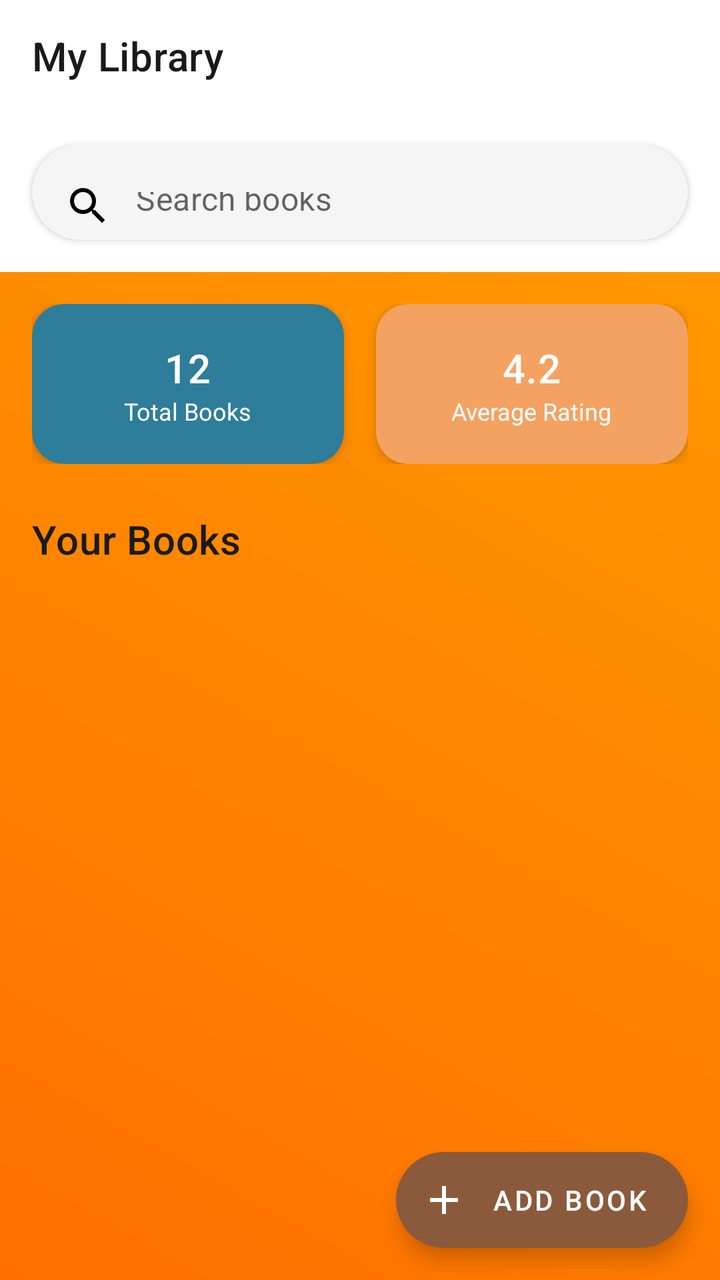
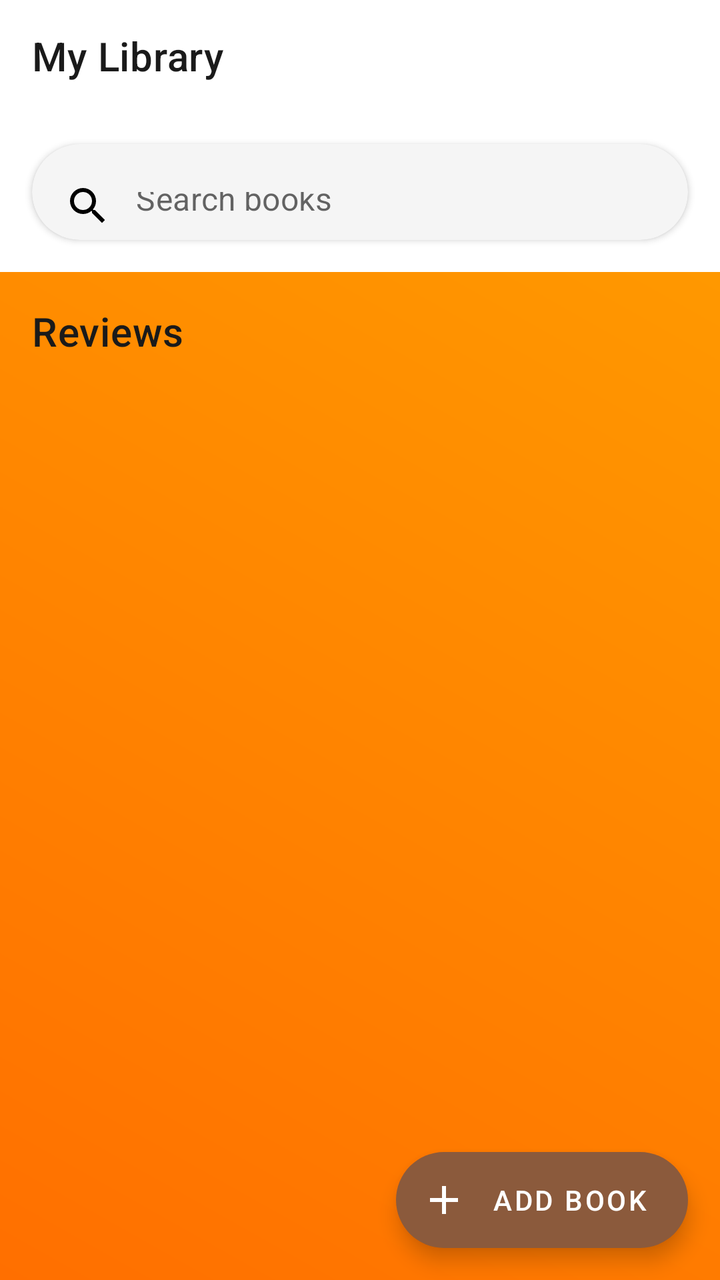

An Android layout rendered at two revisions. The XML below is the earlier revision; the diff shows what the commit changed to produce the second picture.
<!-- AndroidManifest.xml: application theme Theme.BookClub -->
<!-- res/layout/fragment_book_list.xml -->
<?xml version="1.0" encoding="utf-8"?>
<androidx.coordinatorlayout.widget.CoordinatorLayout
    xmlns:android="http://schemas.android.com/apk/res/android"
    xmlns:app="http://schemas.android.com/apk/res-auto"
    android:layout_width="match_parent"
    android:layout_height="match_parent"
    android:background="@drawable/gradient_background">

    
    <com.google.android.material.appbar.AppBarLayout
        android:id="@+id/appBarLayout"
        android:layout_width="match_parent"
        android:layout_height="wrap_content"
        android:background="@color/card_background"
        app:elevation="0dp">

        <com.google.android.material.appbar.MaterialToolbar
            android:id="@+id/toolbar"
            android:layout_width="match_parent"
            android:layout_height="?attr/actionBarSize"
            android:background="@color/card_background"
            app:title="@string/title_my_library"
            app:titleTextColor="@color/text_primary"
            app:titleTextAppearance="@style/TextAppearance.MaterialComponents.Headline6" />

        
        <com.google.android.material.card.MaterialCardView
            android:layout_width="match_parent"
            android:layout_height="wrap_content"
            android:layout_margin="16dp"
            app:cardCornerRadius="24dp"
            app:cardElevation="2dp"
            app:cardBackgroundColor="@color/background_secondary">

            <com.google.android.material.textfield.TextInputLayout
                android:layout_width="match_parent"
                android:layout_height="wrap_content"
                style="@style/Widget.MaterialComponents.TextInputLayout.FilledBox"
                app:boxBackgroundMode="none"
                app:hintEnabled="false">

                <com.google.android.material.textfield.TextInputEditText
                    android:id="@+id/searchEditText"
                    android:layout_width="match_parent"
                    android:layout_height="48dp"
                    android:hint="@string/hint_search_books"
                    android:drawableStart="@drawable/ic_search"
                    android:drawablePadding="12dp"
                    android:background="@android:color/transparent"
                    android:paddingStart="16dp"
                    android:paddingEnd="16dp"
                    android:inputType="text" />
            </com.google.android.material.textfield.TextInputLayout>
        </com.google.android.material.card.MaterialCardView>
    </com.google.android.material.appbar.AppBarLayout>

    
    <androidx.core.widget.NestedScrollView
        android:layout_width="match_parent"
        android:layout_height="match_parent"
        app:layout_behavior="@string/appbar_scrolling_view_behavior">

        <LinearLayout
            android:layout_width="match_parent"
            android:layout_height="wrap_content"
            android:orientation="vertical"
            android:padding="16dp">

            
            <LinearLayout
                android:layout_width="match_parent"
                android:layout_height="wrap_content"
                android:orientation="horizontal"
                android:layout_marginBottom="24dp">

                
                <com.google.android.material.card.MaterialCardView
                    android:layout_width="0dp"
                    android:layout_height="80dp"
                    android:layout_weight="1"
                    android:layout_marginEnd="8dp"
                    app:cardCornerRadius="16dp"
                    app:cardElevation="4dp"
                    app:cardBackgroundColor="@color/primary_color">

                    <LinearLayout
                        android:layout_width="match_parent"
                        android:layout_height="match_parent"
                        android:orientation="vertical"
                        android:gravity="center"
                        android:padding="12dp">

                        <TextView
                            android:id="@+id/totalBooksCount"
                            android:layout_width="wrap_content"
                            android:layout_height="wrap_content"
                            android:text="12"
                            style="@style/TextAppearance.MaterialComponents.Headline6"
                            android:textColor="@color/text_on_primary" />

                        <TextView
                            android:layout_width="wrap_content"
                            android:layout_height="wrap_content"
                            android:text="@string/label_total_books"
                            android:textColor="@color/text_on_primary"
                            android:textSize="12sp" />
                    </LinearLayout>
                </com.google.android.material.card.MaterialCardView>

                
                <com.google.android.material.card.MaterialCardView
                    android:layout_width="0dp"
                    android:layout_height="80dp"
                    android:layout_weight="1"
                    android:layout_marginStart="8dp"
                    app:cardCornerRadius="16dp"
                    app:cardElevation="4dp"
                    app:cardBackgroundColor="@color/secondary_color">

                    <LinearLayout
                        android:layout_width="match_parent"
                        android:layout_height="match_parent"
                        android:orientation="vertical"
                        android:gravity="center"
                        android:padding="12dp">

                        <TextView
                            android:id="@+id/averageRatingText"
                            android:layout_width="wrap_content"
                            android:layout_height="wrap_content"
                            android:text="4.2"
                            style="@style/TextAppearance.MaterialComponents.Headline6"
                            android:textColor="@color/text_on_primary" />

                        <TextView
                            android:layout_width="wrap_content"
                            android:layout_height="wrap_content"
                            android:text="@string/label_avg_rating"
                            android:textColor="@color/text_on_primary"
                            android:textSize="12sp" />
                    </LinearLayout>
                </com.google.android.material.card.MaterialCardView>
            </LinearLayout>

            
            <TextView
                android:layout_width="wrap_content"
                android:layout_height="wrap_content"
                android:text="@string/your_books"
                style="@style/TextAppearance.MaterialComponents.Headline6"
                android:textColor="@color/text_primary"
                android:layout_marginBottom="16dp"
                android:fontFamily="@font/roboto_bold" />

            
            <androidx.recyclerview.widget.RecyclerView
                android:id="@+id/recyclerView"
                android:layout_width="match_parent"
                android:layout_height="wrap_content"
                android:nestedScrollingEnabled="false"
                android:clipToPadding="false"
                android:paddingBottom="80dp" />
        </LinearLayout>
    </androidx.core.widget.NestedScrollView>

    
    <com.google.android.material.floatingactionbutton.ExtendedFloatingActionButton
        android:id="@+id/fabAddBook"
        android:layout_width="wrap_content"
        android:layout_height="wrap_content"
        android:layout_margin="16dp"
        android:layout_gravity="bottom|end"
        android:text="@string/add_book"
        app:icon="@drawable/ic_add"
        app:backgroundTint="@color/accent_color"
        app:iconTint="@color/text_on_primary"
        android:textColor="@color/text_on_primary"
        android:contentDescription="@string/add_book" />
</androidx.coordinatorlayout.widget.CoordinatorLayout>
<!-- resources referenced by this layout -->
<resources>
  <color name="accent_color">#8B5A3C</color>
  <color name="background_secondary">#F5F5F5</color>
  <color name="card_background">#FFFFFF</color>
  <color name="primary_color">#2E7D9A</color>
  <color name="secondary_color">#F4A261</color>
  <color name="text_on_primary">#FFFFFF</color>
  <color name="text_primary">#1A1A1A</color>
  <string name="add_book">Add Book</string>
  <string name="hint_search_books">Search books</string>
  <string name="label_avg_rating">Average Rating</string>
  <string name="label_total_books">Total Books</string>
  <string name="title_my_library">My Library</string>
  <string name="your_books">Your Books</string>
  <color name="primary_variant">#1E5F75</color>
  <color name="secondary_variant">#E76F51</color>
  <color name="error_color">#F44336</color>
  <color name="surface_color">#FFFFFF</color>
  <color name="background_primary">#FAFAFA</color>
  <style name="TextAppearance.BookClub.Headline1" parent="TextAppearance.MaterialComponents.Headline1">
          <item name="fontFamily">@font/roboto_bold</item>
          <item name="android:textColor">@color/text_primary</item>
          <item name="android:textSize">96sp</item>
      </style>
  <style name="TextAppearance.BookClub.Headline2" parent="TextAppearance.MaterialComponents.Headline2">
          <item name="fontFamily">@font/roboto_bold</item>
          <item name="android:textColor">@color/text_primary</item>
          <item name="android:textSize">60sp</item>
      </style>
  <style name="TextAppearance.BookClub.Headline3" parent="TextAppearance.MaterialComponents.Headline3">
          <item name="fontFamily">@font/roboto_bold</item>
          <item name="android:textColor">@color/text_primary</item>
          <item name="android:textSize">48sp</item>
      </style>
  <style name="TextAppearance.BookClub.Headline4" parent="TextAppearance.MaterialComponents.Headline4">
          <item name="fontFamily">@font/roboto_bold</item>
          <item name="android:textColor">@color/text_primary</item>
          <item name="android:textSize">34sp</item>
      </style>
  <style name="TextAppearance.BookClub.Headline5" parent="TextAppearance.MaterialComponents.Headline5">
          <item name="fontFamily">@font/roboto_bold</item>
          <item name="android:textColor">@color/text_primary</item>
          <item name="android:textSize">24sp</item>
      </style>
  <style name="TextAppearance.BookClub.Headline6" parent="TextAppearance.MaterialComponents.Headline6">
          <item name="fontFamily">@font/roboto_bold</item>
          <item name="android:textColor">@color/text_primary</item>
          <item name="android:textSize">20sp</item>
      </style>
  <style name="TextAppearance.BookClub.Body1" parent="TextAppearance.MaterialComponents.Body1">
          <item name="fontFamily">@font/roboto_regular</item>
          <item name="android:textColor">@color/text_primary</item>
          <item name="android:textSize">16sp</item>
      </style>
  <style name="TextAppearance.BookClub.Body2" parent="TextAppearance.MaterialComponents.Body2">
          <item name="fontFamily">@font/roboto_regular</item>
          <item name="android:textColor">@color/text_secondary</item>
          <item name="android:textSize">14sp</item>
      </style>
  <style name="ShapeAppearance.BookClub.SmallComponent" parent="ShapeAppearance.MaterialComponents.SmallComponent">
          <item name="cornerFamily">rounded</item>
          <item name="cornerSize">8dp</item>
      </style>
  <style name="ShapeAppearance.BookClub.MediumComponent" parent="ShapeAppearance.MaterialComponents.MediumComponent">
          <item name="cornerFamily">rounded</item>
          <item name="cornerSize">12dp</item>
      </style>
  <style name="ShapeAppearance.BookClub.LargeComponent" parent="ShapeAppearance.MaterialComponents.LargeComponent">
          <item name="cornerFamily">rounded</item>
          <item name="cornerSize">16dp</item>
      </style>
  <color name="text_secondary">#666666</color>
  <!-- unchanged entries left out for length: 4 -->
</resources>

<!-- the commit's change to res/layout/fragment_book_list.xml (unified diff, before → after) -->
@@ -67,86 +67,10 @@
             android:padding="16dp">
 
             
-            <LinearLayout
-                android:layout_width="match_parent"
-                android:layout_height="wrap_content"
-                android:orientation="horizontal"
-                android:layout_marginBottom="24dp">
-
-                
-                <com.google.android.material.card.MaterialCardView
-                    android:layout_width="0dp"
-                    android:layout_height="80dp"
-                    android:layout_weight="1"
-                    android:layout_marginEnd="8dp"
-                    app:cardCornerRadius="16dp"
-                    app:cardElevation="4dp"
-                    app:cardBackgroundColor="@color/primary_color">
-
-                    <LinearLayout
-                        android:layout_width="match_parent"
-                        android:layout_height="match_parent"
-                        android:orientation="vertical"
-                        android:gravity="center"
-                        android:padding="12dp">
-
-                        <TextView
-                            android:id="@+id/totalBooksCount"
-                            android:layout_width="wrap_content"
-                            android:layout_height="wrap_content"
-                            android:text="12"
-                            style="@style/TextAppearance.MaterialComponents.Headline6"
-                            android:textColor="@color/text_on_primary" />
-
-                        <TextView
-                            android:layout_width="wrap_content"
-                            android:layout_height="wrap_content"
-                            android:text="@string/label_total_books"
-                            android:textColor="@color/text_on_primary"
-                            android:textSize="12sp" />
-                    </LinearLayout>
-                </com.google.android.material.card.MaterialCardView>
-
-                
-                <com.google.android.material.card.MaterialCardView
-                    android:layout_width="0dp"
-                    android:layout_height="80dp"
-                    android:layout_weight="1"
-                    android:layout_marginStart="8dp"
-                    app:cardCornerRadius="16dp"
-                    app:cardElevation="4dp"
-                    app:cardBackgroundColor="@color/secondary_color">
-
-                    <LinearLayout
-                        android:layout_width="match_parent"
-                        android:layout_height="match_parent"
-                        android:orientation="vertical"
-                        android:gravity="center"
-                        android:padding="12dp">
-
-                        <TextView
-                            android:id="@+id/averageRatingText"
-                            android:layout_width="wrap_content"
-                            android:layout_height="wrap_content"
-                            android:text="4.2"
-                            style="@style/TextAppearance.MaterialComponents.Headline6"
-                            android:textColor="@color/text_on_primary" />
-
-                        <TextView
-                            android:layout_width="wrap_content"
-                            android:layout_height="wrap_content"
-                            android:text="@string/label_avg_rating"
-                            android:textColor="@color/text_on_primary"
-                            android:textSize="12sp" />
-                    </LinearLayout>
-                </com.google.android.material.card.MaterialCardView>
-            </LinearLayout>
-
-            
             <TextView
                 android:layout_width="wrap_content"
                 android:layout_height="wrap_content"
-                android:text="@string/your_books"
+                android:text="Reviews"
                 style="@style/TextAppearance.MaterialComponents.Headline6"
                 android:textColor="@color/text_primary"
                 android:layout_marginBottom="16dp"
<!-- resource entries referenced after the edit -->
@@ -9,10 +9,7 @@
   <color name="text_primary">#1A1A1A</color>
   <string name="add_book">Add Book</string>
   <string name="hint_search_books">Search books</string>
-  <string name="label_avg_rating">Average Rating</string>
-  <string name="label_total_books">Total Books</string>
   <string name="title_my_library">My Library</string>
-  <string name="your_books">Your Books</string>
   <color name="primary_variant">#1E5F75</color>
   <color name="secondary_variant">#E76F51</color>
   <color name="error_color">#F44336</color>
